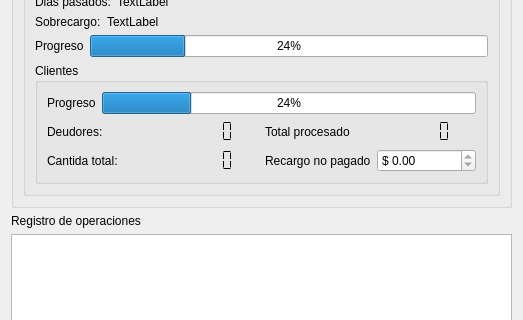
Qt form trunk/plugins/servicios/FormVerificarRecargos.ui (chungote/gestotux) before a commit; both pictures show x 0 to 523 and y 191 to 511 of the 523 by 866 pixel window.
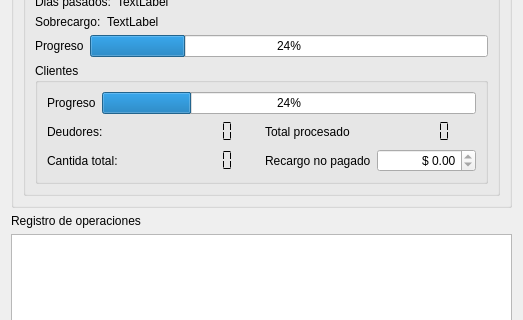
The same form after that commit.

Patch:
```diff
--- a/trunk/plugins/servicios/FormVerificarRecargos.ui
+++ b/trunk/plugins/servicios/FormVerificarRecargos.ui
@@ -339,12 +339,18 @@
               </item>
               <item>
                <widget class="QDoubleSpinBox" name="DSBDeudas">
+                <property name="alignment">
+                 <set>Qt::AlignRight|Qt::AlignTrailing|Qt::AlignVCenter</set>
+                </property>
                 <property name="readOnly">
                  <bool>true</bool>
                 </property>
                 <property name="prefix">
                  <string>$ </string>
                 </property>
+                <property name="maximum">
+                 <double>1000000000.000000000000000</double>
+                </property>
                </widget>
               </item>
              </layout>
```
